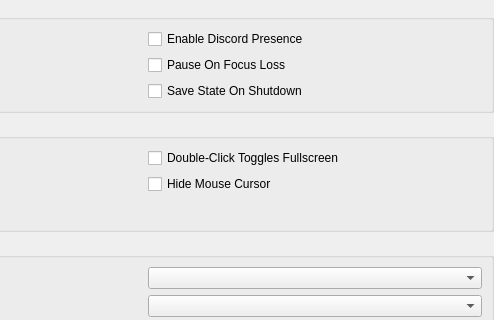
First picture: the form in pcsx2-qt/Settings/InterfaceSettingsWidget.ui, repository PCSX2/pcsx2, before the edit; both pictures show x 204 to 698 and y 0 to 320 of the 698 by 740 pixel window.
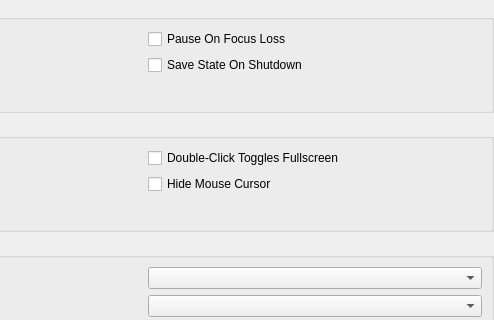
Second picture: the form after the edit.

Commit message:
Qt: Remove rich discord presence button.
Not implemented.

```diff
--- a/pcsx2-qt/Settings/InterfaceSettingsWidget.ui
+++ b/pcsx2-qt/Settings/InterfaceSettingsWidget.ui
@@ -39,13 +39,6 @@
         </property>
        </widget>
       </item>
-      <item row="0" column="1">
-       <widget class="QCheckBox" name="discordPresence">
-        <property name="text">
-         <string>Enable Discord Presence</string>
-        </property>
-       </widget>
-      </item>
       <item row="2" column="0">
        <widget class="QCheckBox" name="pauseOnStart">
         <property name="text">
@@ -53,7 +46,7 @@
         </property>
        </widget>
       </item>
-      <item row="2" column="1">
+      <item row="0" column="1">
        <widget class="QCheckBox" name="pauseOnFocusLoss">
         <property name="text">
          <string>Pause On Focus Loss</string>
@@ -67,7 +60,7 @@
         </property>
        </widget>
       </item>
-      <item row="3" column="1">
+      <item row="2" column="1">
        <widget class="QCheckBox" name="saveStateOnShutdown">
         <property name="text">
          <string>Save State On Shutdown</string>
```
The commit also changes 1 other file.
